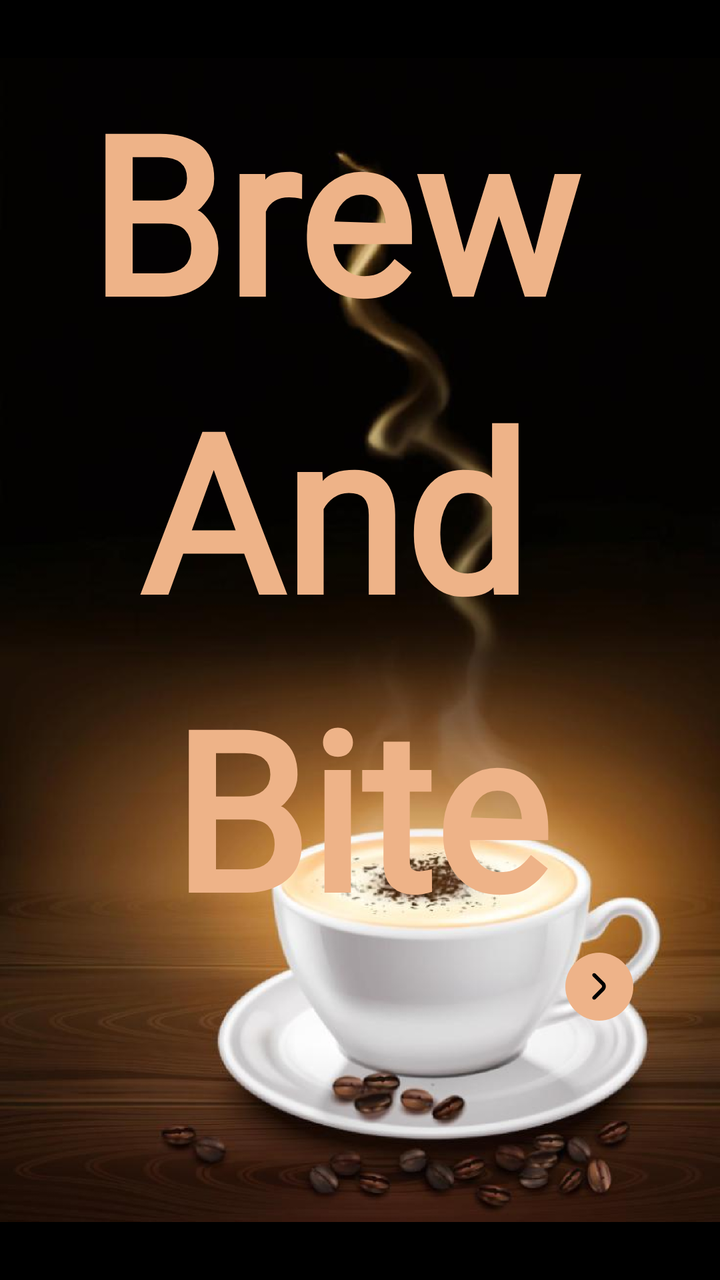
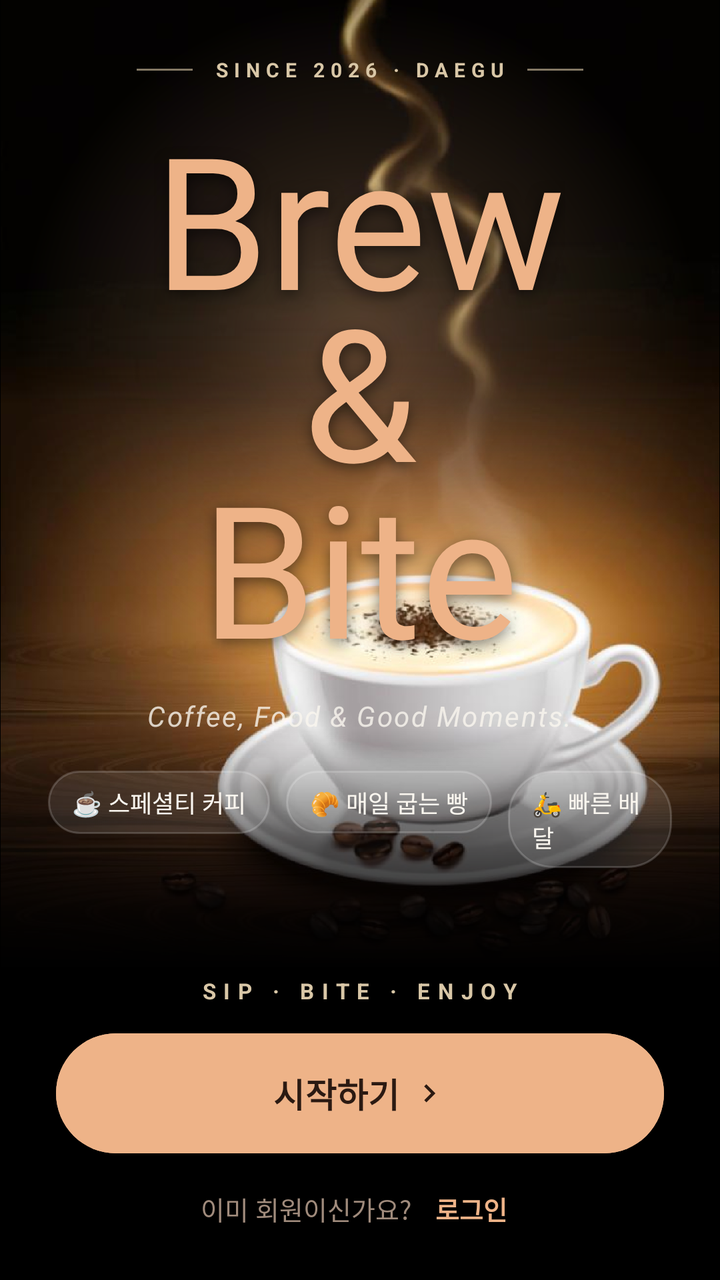

The first picture is an Android layout as it rendered before a commit; the second is the same layout after the commit. The layout source and the unified diff follow.
<!-- AndroidManifest.xml: application theme Theme.BrewAndBite -->
<!-- res/layout/activity_splash.xml -->
<?xml version="1.0" encoding="utf-8"?>
<androidx.constraintlayout.widget.ConstraintLayout xmlns:android="http://schemas.android.com/apk/res/android"
    xmlns:app="http://schemas.android.com/apk/res-auto"
    xmlns:tools="http://schemas.android.com/tools"
    android:id="@+id/main"
    android:background="@color/black"
    android:layout_width="match_parent"
    android:layout_height="match_parent"
    tools:context=".splash.SplashActivity">

    <ImageView
        android:id="@+id/imageView"
        android:layout_width="wrap_content"
        android:layout_height="wrap_content"
        app:layout_constraintBottom_toBottomOf="parent"
        app:layout_constraintEnd_toEndOf="parent"
        app:layout_constraintStart_toStartOf="parent"
        app:srcCompat="@drawable/splash_pic" />

    <TextView
        android:id="@+id/textView"
        android:layout_width="wrap_content"
        android:layout_height="wrap_content"
        android:layout_marginTop="32dp"
        android:text="Brew \nAnd \nBite"
        android:textColor="@color/lightBrown"
        android:textStyle="bold"
        android:textSize="110sp"
        android:fontFamily="@font/stash"
        android:textAlignment="center"
        android:lineSpacingExtra="20dp"
        app:layout_constraintEnd_toEndOf="parent"
        app:layout_constraintStart_toStartOf="parent"
        app:layout_constraintTop_toTopOf="parent" />

    <ImageView
        android:id="@+id/startBtn"
        android:layout_width="wrap_content"
        android:layout_height="wrap_content"
        app:layout_constraintEnd_toEndOf="@+id/textView"
        app:layout_constraintTop_toBottomOf="@+id/textView"
        app:srcCompat="@drawable/start_btn" />
</androidx.constraintlayout.widget.ConstraintLayout>
<!-- resources referenced by this layout -->
<resources>
  <color name="black">#FF000000</color>
  <color name="lightBrown">#eeb388</color>
  <!-- drawable splash_pic: png bitmap (drawable-hdpi, 374043 bytes) -->
  <!-- drawable start_btn: png bitmap (drawable-hdpi, 1481 bytes) -->
  <style name="Theme.BrewAndBite" parent="Base.Theme.BrewAndBite" />
  <style name="Base.Theme.BrewAndBite" parent="Theme.Material3.Light.NoActionBar">
          <item name="colorPrimary">@color/bb_brown</item>
          <item name="colorOnPrimary">@color/white</item>
          <item name="colorSecondary">@color/bb_beige</item>
          <item name="android:windowBackground">@color/bb_cream</item>
          <item name="android:windowLightStatusBar">true</item>
      </style>
  <color name="bb_brown">#6B4A36</color>
  <color name="white">#FFFFFFFF</color>
  <color name="bb_beige">#D9C7A7</color>
  <color name="bb_cream">#FAF6EF</color>
</resources>

<!-- the commit's change to res/layout/activity_splash.xml (unified diff, before → after) -->
@@ -3,41 +3,225 @@
     xmlns:app="http://schemas.android.com/apk/res-auto"
     xmlns:tools="http://schemas.android.com/tools"
     android:id="@+id/main"
-    android:background="@color/black"
     android:layout_width="match_parent"
     android:layout_height="match_parent"
+    android:background="@color/black"
     tools:context=".splash.SplashActivity">
 
+    
     <ImageView
-        android:id="@+id/imageView"
-        android:layout_width="wrap_content"
+        android:id="@+id/imageHero"
+        android:layout_width="0dp"
         android:layout_height="wrap_content"
+        android:adjustViewBounds="true"
+        android:importantForAccessibility="no"
+        android:scaleType="fitCenter"
+        android:src="@drawable/splash_pic"
+        app:layout_constraintBottom_toTopOf="@+id/bottomPanel"
+        app:layout_constraintEnd_toEndOf="parent"
+        app:layout_constraintStart_toStartOf="parent" />
+
+    
+    <View
+        android:id="@+id/fadeTop"
+        android:layout_width="0dp"
+        android:layout_height="140dp"
+        android:background="@drawable/bg_splash_fade_top"
+        app:layout_constraintEnd_toEndOf="parent"
+        app:layout_constraintStart_toStartOf="parent"
+        app:layout_constraintTop_toTopOf="@+id/imageHero" />
+
+    <View
+        android:id="@+id/fadeBottom"
+        android:layout_width="0dp"
+        android:layout_height="120dp"
+        android:background="@drawable/bg_splash_fade_bottom"
+        app:layout_constraintBottom_toBottomOf="@+id/imageHero"
+        app:layout_constraintEnd_toEndOf="parent"
+        app:layout_constraintStart_toStartOf="parent" />
+
+    
+    <View
+        android:id="@+id/glow"
+        android:layout_width="340dp"
+        android:layout_height="340dp"
+        android:background="@drawable/bg_splash_glow"
+        app:layout_constraintBottom_toBottomOf="@+id/textBrand"
+        app:layout_constraintEnd_toEndOf="parent"
+        app:layout_constraintStart_toStartOf="parent"
+        app:layout_constraintTop_toTopOf="@+id/textBrand" />
+
+    
+    <LinearLayout
+        android:id="@+id/topContent"
+        android:layout_width="0dp"
+        android:layout_height="wrap_content"
+        android:gravity="center_horizontal"
+        android:orientation="vertical"
+        android:paddingHorizontal="24dp"
+        android:paddingTop="28dp"
+        app:layout_constraintEnd_toEndOf="parent"
+        app:layout_constraintStart_toStartOf="parent"
+        app:layout_constraintTop_toTopOf="parent">
+
+        
+        <LinearLayout
+            android:id="@+id/eyebrowRow"
+            android:layout_width="wrap_content"
+            android:layout_height="wrap_content"
+            android:gravity="center_vertical"
+            android:orientation="horizontal">
+
+            <View
+                android:layout_width="28dp"
+                android:layout_height="1dp"
+                android:background="@color/bb_beige"
+                android:alpha="0.6" />
+
+            <TextView
+                android:layout_width="wrap_content"
+                android:layout_height="wrap_content"
+                android:layout_marginHorizontal="10dp"
+                android:letterSpacing="0.3"
+                android:text="@string/splash_eyebrow"
+                android:textColor="@color/bb_beige"
+                android:textSize="10sp"
+                android:textStyle="bold" />
+
+            <View
+                android:layout_width="28dp"
+                android:layout_height="1dp"
+                android:background="@color/bb_beige"
+                android:alpha="0.6" />
+        </LinearLayout>
+
+        
+        <TextView
+            android:id="@+id/textBrand"
+            android:layout_width="wrap_content"
+            android:layout_height="wrap_content"
+            android:layout_marginTop="6dp"
+            android:fontFamily="@font/stash"
+            android:gravity="center"
+            android:lineSpacingMultiplier="0.82"
+            android:shadowColor="#80000000"
+            android:shadowDy="6"
+            android:shadowRadius="18"
+            android:text="Brew\n&amp;\nBite"
+            android:textColor="@color/lightBrown"
+            android:textSize="92sp"
+            tools:ignore="HardcodedText" />
+
+        <TextView
+            android:id="@+id/textTagline"
+            android:layout_width="wrap_content"
+            android:layout_height="wrap_content"
+            android:layout_marginTop="4dp"
+            android:letterSpacing="0.06"
+            android:text="@string/brand_tagline"
+            android:textColor="@color/bb_cream"
+            android:alpha="0.8"
+            android:textSize="14sp"
+            android:textStyle="italic" />
+
+        
+        <LinearLayout
+            android:id="@+id/chipRow"
+            android:layout_width="wrap_content"
+            android:layout_height="wrap_content"
+            android:layout_marginTop="18dp"
+            android:orientation="horizontal">
+
+            <TextView
+                android:id="@+id/chipCoffee"
+                style="@style/SplashChip"
+                android:text="@string/splash_chip_coffee" />
+
+            <TextView
+                android:id="@+id/chipBakery"
+                style="@style/SplashChip"
+                android:layout_marginStart="8dp"
+                android:text="@string/splash_chip_bakery" />
+
+            <TextView
+                android:id="@+id/chipDelivery"
+                style="@style/SplashChip"
+                android:layout_marginStart="8dp"
+                android:text="@string/splash_chip_delivery" />
+        </LinearLayout>
+    </LinearLayout>
+
+    
+    <LinearLayout
+        android:id="@+id/bottomPanel"
+        android:layout_width="0dp"
+        android:layout_height="wrap_content"
+        android:gravity="center_horizontal"
+        android:orientation="vertical"
+        android:paddingHorizontal="28dp"
+        android:paddingTop="4dp"
+        android:paddingBottom="20dp"
         app:layout_constraintBottom_toBottomOf="parent"
         app:layout_constraintEnd_toEndOf="parent"
-        app:layout_constraintStart_toStartOf="parent"
-        app:srcCompat="@drawable/splash_pic" />
-
-    <TextView
-        android:id="@+id/textView"
-        android:layout_width="wrap_content"
-        android:layout_height="wrap_content"
-        android:layout_marginTop="32dp"
-        android:text="Brew \nAnd \nBite"
-        android:textColor="@color/lightBrown"
-        android:textStyle="bold"
-        android:textSize="110sp"
-        android:fontFamily="@font/stash"
-        android:textAlignment="center"
-        android:lineSpacingExtra="20dp"
-        app:layout_constraintEnd_toEndOf="parent"
-        app:layout_constraintStart_toStartOf="parent"
-        app:layout_constraintTop_toTopOf="parent" />
-
-    <ImageView
-        android:id="@+id/startBtn"
-        android:layout_width="wrap_content"
-        android:layout_height="wrap_content"
-        app:layout_constraintEnd_toEndOf="@+id/textView"
-        app:layout_constraintTop_toBottomOf="@+id/textView"
-        app:srcCompat="@drawable/start_btn" />
+        app:layout_constraintStart_toStartOf="parent">
+
+        <TextView
+            android:id="@+id/textSlogan"
+            android:layout_width="wrap_content"
+            android:layout_height="wrap_content"
+            android:letterSpacing="0.35"
+            android:text="@string/splash_slogan"
+            android:textColor="@color/bb_beige"
+            android:textSize="11sp"
+            android:textStyle="bold" />
+
+        <com.google.android.material.button.MaterialButton
+            android:id="@+id/buttonStart"
+            android:layout_width="match_parent"
+            android:layout_height="60dp"
+            android:layout_marginTop="14dp"
+            android:backgroundTint="@color/lightBrown"
+            android:elevation="8dp"
+            android:insetTop="0dp"
+            android:insetBottom="0dp"
+            android:text="@string/splash_start"
+            android:textColor="@color/bb_espresso"
+            android:textSize="17sp"
+            android:textStyle="bold"
+            app:cornerRadius="30dp"
+            app:icon="@drawable/ic_chevron_right"
+            app:iconGravity="textEnd"
+            app:iconPadding="6dp"
+            app:iconTint="@color/bb_espresso" />
+
+        
+        <LinearLayout
+            android:id="@+id/loginRow"
+            android:layout_width="wrap_content"
+            android:layout_height="wrap_content"
+            android:layout_marginTop="12dp"
+            android:gravity="center_vertical"
+            android:orientation="horizontal">
+
+            <TextView
+                android:id="@+id/textLoginHint"
+                android:layout_width="wrap_content"
+                android:layout_height="wrap_content"
+                android:text="@string/auth_have_account"
+                android:textColor="@color/bb_nav_inactive"
+                android:textSize="13sp" />
+
+            <TextView
+                android:id="@+id/textLogin"
+                android:layout_width="wrap_content"
+                android:layout_height="wrap_content"
+                android:layout_marginStart="6dp"
+                android:padding="6dp"
+                android:text="@string/auth_go_login"
+                android:textColor="@color/lightBrown"
+                android:textSize="13sp"
+                android:textStyle="bold" />
+        </LinearLayout>
+    </LinearLayout>
+
 </androidx.constraintlayout.widget.ConstraintLayout>
<!-- resource entries referenced after the edit -->
@@ -2,9 +2,73 @@
 <resources>
   <color name="black">#FF000000</color>
   <color name="lightBrown">#eeb388</color>
+  <!-- drawable bg_splash_fade_bottom (drawable) -->
+  <?xml version="1.0" encoding="utf-8"?>
+  <shape xmlns:android="http://schemas.android.com/apk/res/android" android:shape="rectangle">
+      <gradient
+          android:angle="270"
+          android:centerColor="#99000000"
+          android:endColor="#FF000000"
+          android:startColor="#00000000" />
+  </shape>
+  <!-- drawable bg_splash_fade_top (drawable) -->
+  <?xml version="1.0" encoding="utf-8"?>
+  <shape xmlns:android="http://schemas.android.com/apk/res/android" android:shape="rectangle">
+      <gradient
+          android:angle="270"
+          android:endColor="#00000000"
+          android:startColor="#FF000000" />
+  </shape>
+  <!-- drawable bg_splash_glow (drawable) -->
+  <?xml version="1.0" encoding="utf-8"?>
+  <shape xmlns:android="http://schemas.android.com/apk/res/android" android:shape="oval">
+      <gradient
+          android:centerColor="#22EEB388"
+          android:endColor="#00EEB388"
+          android:gradientRadius="50%"
+          android:startColor="#55EEB388"
+          android:type="radial" />
+  </shape>
+  <!-- drawable ic_chevron_right (drawable) -->
+  <?xml version="1.0" encoding="utf-8"?>
+  <vector xmlns:android="http://schemas.android.com/apk/res/android"
+      android:width="24dp"
+      android:height="24dp"
+      android:viewportWidth="24"
+      android:viewportHeight="24">
+      <path
+          android:fillColor="#FF2B1A12"
+          android:pathData="M8.59,16.59L13.17,12 8.59,7.41 10,6l6,6 -6,6z" />
+  </vector>
   <!-- drawable splash_pic: png bitmap (drawable-hdpi, 374043 bytes) -->
-  <!-- drawable start_btn: png bitmap (drawable-hdpi, 1481 bytes) -->
+  <string name="auth_go_login">로그인</string>
+  <string name="auth_have_account">이미 회원이신가요?</string>
+  <string name="brand_tagline">Coffee, Food &amp; Good Moments.</string>
+  <string name="splash_chip_bakery">🥐 매일 굽는 빵</string>
+  <string name="splash_chip_coffee">☕ 스페셜티 커피</string>
+  <string name="splash_chip_delivery">🛵 빠른 배달</string>
+  <string name="splash_eyebrow">SINCE 2026 · DAEGU</string>
+  <string name="splash_slogan">SIP · BITE · ENJOY</string>
+  <string name="splash_start">시작하기</string>
+  <style name="SplashChip">
+          <item name="android:layout_width">wrap_content</item>
+          <item name="android:layout_height">wrap_content</item>
+          <item name="android:background">@drawable/bg_pill_glass</item>
+          <item name="android:paddingStart">12dp</item>
+          <item name="android:paddingEnd">12dp</item>
+          <item name="android:paddingTop">7dp</item>
+          <item name="android:paddingBottom">7dp</item>
+          <item name="android:textColor">@color/bb_cream</item>
+          <item name="android:textSize">12sp</item>
+      </style>
   <style name="Theme.BrewAndBite" parent="Base.Theme.BrewAndBite" />
+  <!-- drawable bg_pill_glass (drawable) -->
+  <?xml version="1.0" encoding="utf-8"?>
+  <shape xmlns:android="http://schemas.android.com/apk/res/android" android:shape="rectangle">
+      <solid android:color="@color/bb_glass" />
+      <corners android:radius="22dp" />
+      <stroke android:width="1dp" android:color="@color/bb_glass_stroke" />
+  </shape>
   <style name="Base.Theme.BrewAndBite" parent="Theme.Material3.Light.NoActionBar">
           <item name="colorPrimary">@color/bb_brown</item>
           <item name="colorOnPrimary">@color/white</item>
@@ -12,9 +76,13 @@
           <item name="android:windowBackground">@color/bb_cream</item>
           <item name="android:windowLightStatusBar">true</item>
       </style>
+  <color name="bb_glass">#1AFFFFFF</color>
+  <color name="bb_glass_stroke">#2EFFFFFF</color>
   <color name="bb_brown">#6B4A36</color>
   <color name="white">#FFFFFFFF</color>
   <color name="bb_beige">#D9C7A7</color>
   <color name="bb_cream">#FAF6EF</color>
+  <color name="bb_espresso">#2B1A12</color>
+  <color name="bb_nav_inactive">#A08B7C</color>
 </resources>
 
